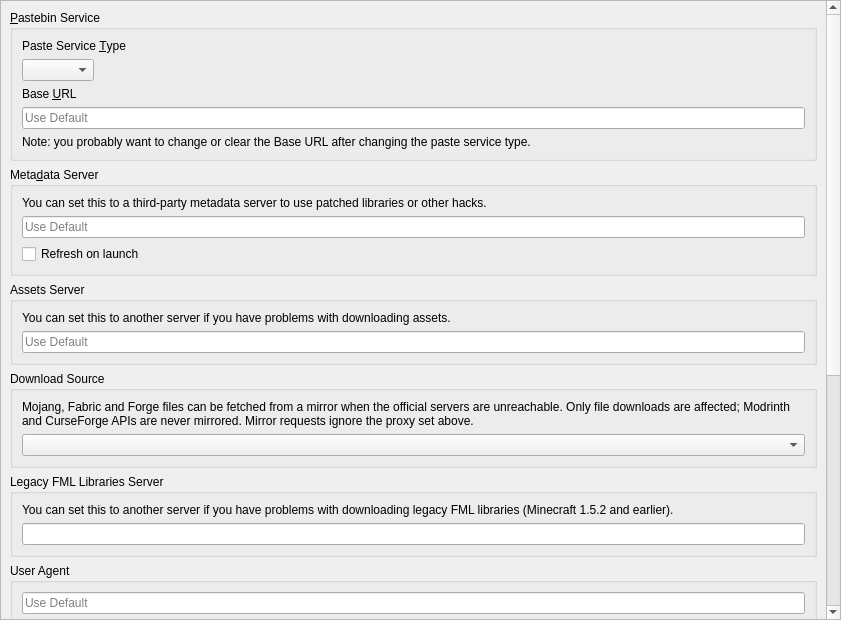
Before: the Qt Designer form launcher/ui/pages/global/APIPage.ui in xwk6661/AtlasLauncher, drawn with Qt 5.
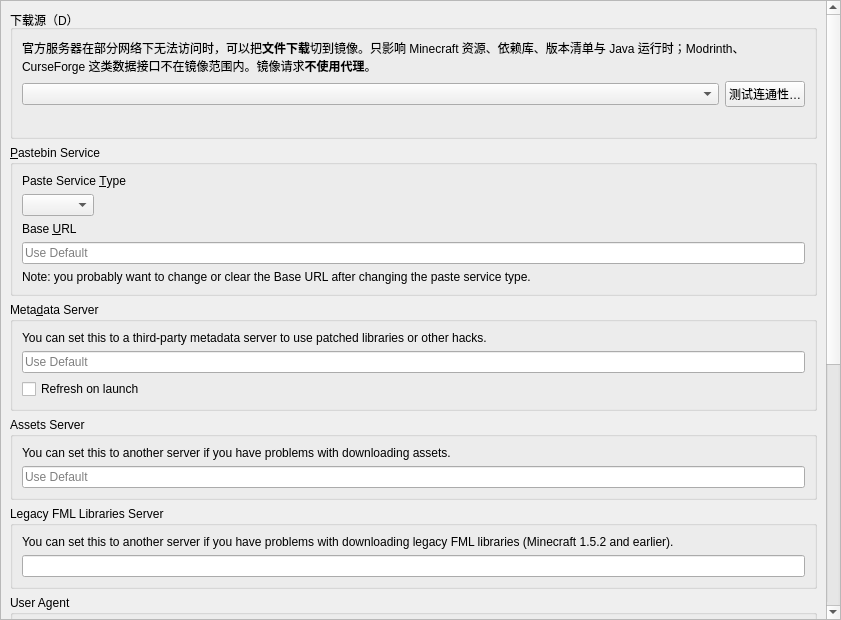
After: the same form once the commit is applied.

Commit message: Download source page: Chinese copy, moved to the top, connectivity test

What changed in the file:
```diff
--- a/launcher/ui/pages/global/APIPage.ui
+++ b/launcher/ui/pages/global/APIPage.ui
@@ -38,6 +38,65 @@
        </rect>
       </property>
       <layout class="QVBoxLayout" name="verticalLayout">
+       <item>
+        <widget class="QGroupBox" name="groupBox_downloadSource">
+         <property name="title">
+          <string>下载源（D）</string>
+         </property>
+         <layout class="QVBoxLayout" name="verticalLayout_downloadSource">
+          <item>
+           <widget class="QLabel" name="label_downloadSource">
+            <property name="text">
+             <string>官方服务器在部分网络下无法访问时，可以把&lt;b&gt;文件下载&lt;/b&gt;切到镜像。只影响 Minecraft 资源、依赖库、版本清单与 Java 运行时；Modrinth、CurseForge 这类数据接口不在镜像范围内。镜像请求&lt;b&gt;不使用代理&lt;/b&gt;。</string>
+            </property>
+            <property name="textFormat">
+             <enum>Qt::RichText</enum>
+            </property>
+            <property name="wordWrap">
+             <bool>true</bool>
+            </property>
+           </widget>
+          </item>
+          <item>
+           <layout class="QHBoxLayout" name="downloadSourceRow">
+            <item>
+             <widget class="QComboBox" name="downloadSourceCombo">
+              <property name="sizePolicy">
+               <sizepolicy hsizetype="Expanding" vsizetype="Fixed">
+                <horstretch>1</horstretch>
+                <verstretch>0</verstretch>
+               </sizepolicy>
+              </property>
+             </widget>
+            </item>
+            <item>
+             <widget class="QPushButton" name="downloadSourceTestButton">
+              <property name="text">
+               <string>测试连通性…</string>
+              </property>
+             </widget>
+            </item>
+           </layout>
+          </item>
+          <item>
+           <widget class="QLabel" name="downloadSourceHint">
+            <property name="text">
+             <string/>
+            </property>
+            <property name="textFormat">
+             <enum>Qt::RichText</enum>
+            </property>
+            <property name="wordWrap">
+             <bool>true</bool>
+            </property>
+            <property name="enabled">
+             <bool>false</bool>
+            </property>
+           </widget>
+          </item>
+         </layout>
+        </widget>
+       </item>
        <item>
         <widget class="QGroupBox" name="groupBox_paste">
          <property name="title">
@@ -168,31 +227,6 @@
          </layout>
         </widget>
        </item>
-       <item>
-        <widget class="QGroupBox" name="groupBox_downloadSource">
-         <property name="title">
-          <string>Download Source</string>
-         </property>
-         <layout class="QVBoxLayout" name="verticalLayout_downloadSource">
-          <item>
-           <widget class="QLabel" name="label_downloadSource">
-            <property name="text">
-             <string>Mojang, Fabric and Forge files can be fetched from a mirror when the official servers are unreachable. Only file downloads are affected; Modrinth and CurseForge APIs are never mirrored. Mirror requests ignore the proxy set above.</string>
-            </property>
-            <property name="textFormat">
-             <enum>Qt::RichText</enum>
-            </property>
-            <property name="wordWrap">
-             <bool>true</bool>
-            </property>
-           </widget>
-          </item>
-          <item>
-           <widget class="QComboBox" name="downloadSourceCombo"/>
-          </item>
-         </layout>
-        </widget>
-       </item>
        <item>
         <widget class="QGroupBox" name="groupBox_fmllibs">
          <property name="title">
```
The commit also changes 16 other files.
